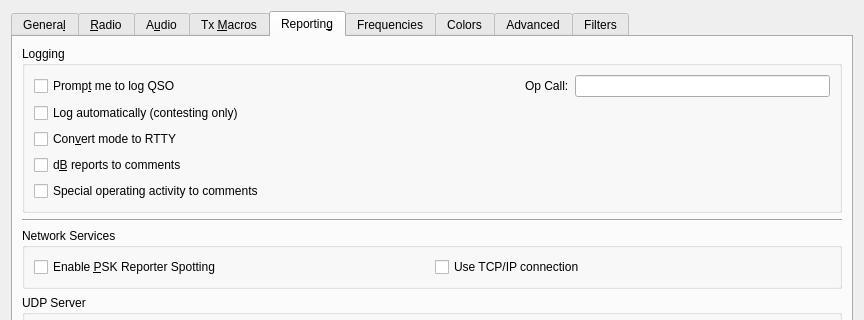
Before: the Qt Designer form Configuration_ohneAlerts.ui in uaro-radio/wsjtx, drawn with Qt 5; both pictures show x 0 to 864 and y 0 to 320 of the 864 by 716 pixel window.
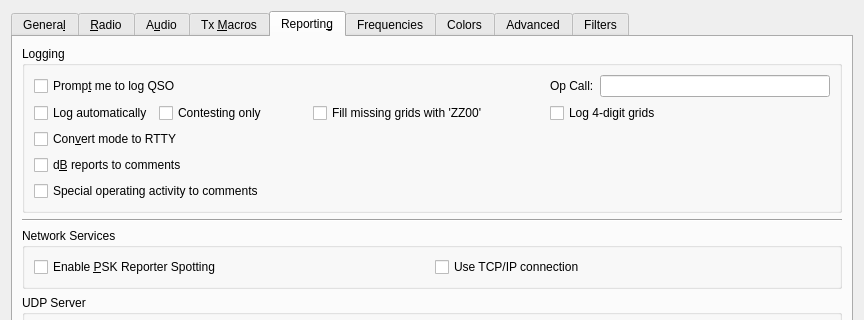
After: the same form once the commit is applied. The open tabs and pages were chosen to show the change. Custom widgets are drawn as their Qt base class.

The edit to the form file:
```diff
--- a/Configuration_ohneAlerts.ui
+++ b/Configuration_ohneAlerts.ui
@@ -6,7 +6,7 @@
    <rect>
     <x>0</x>
     <y>0</y>
-    <width>825</width>
+    <width>826</width>
     <height>705</height>
    </rect>
   </property>
@@ -2109,20 +2109,7 @@
           <string>Logging</string>
          </property>
          <layout class="QGridLayout" name="gridLayout_14">
-          <item row="0" column="1">
-           <spacer name="horizontalSpacer_6">
-            <property name="orientation">
-             <enum>Qt::Horizontal</enum>
-            </property>
-            <property name="sizeHint" stdset="0">
-             <size>
-              <width>136</width>
-              <height>20</height>
-             </size>
-            </property>
-           </spacer>
-          </item>
-          <item row="4" column="0">
+          <item row="6" column="0">
            <widget class="QCheckBox" name="specOp_in_comments_check_box">
             <property name="toolTip">
              <string>&lt;html&gt;&lt;head/&gt;&lt;body&gt;&lt;p&gt;Check this option to note any Special Operating Activity in the comments field.&lt;/p&gt;&lt;/body&gt;&lt;/html&gt;</string>
@@ -2132,15 +2119,18 @@
             </property>
            </widget>
           </item>
-          <item row="1" column="0">
-           <widget class="QCheckBox" name="cbAutoLog">
-            <property name="toolTip">
-             <string>&lt;html&gt;&lt;head/&gt;&lt;body&gt;&lt;p&gt;Check to have QSOs logged automatically, when complete.&lt;/p&gt;&lt;/body&gt;&lt;/html&gt;</string>
+          <item row="0" column="1">
+           <spacer name="horizontalSpacer_6">
+            <property name="orientation">
+             <enum>Qt::Horizontal</enum>
             </property>
-            <property name="text">
-             <string>Log automatically (contesting only)</string>
+            <property name="sizeHint" stdset="0">
+             <size>
+              <width>136</width>
+              <height>20</height>
+             </size>
             </property>
-           </widget>
+           </spacer>
           </item>
           <item row="0" column="0">
            <widget class="QCheckBox" name="prompt_to_log_check_box">
@@ -2152,6 +2142,23 @@
             </property>
            </widget>
           </item>
+          <item row="0" column="3">
+           <widget class="QLineEdit" name="opCallEntry">
+            <property name="toolTip">
+             <string>&lt;html&gt;&lt;head/&gt;&lt;body&gt;&lt;p&gt;The callsign of the operator, if different from the station callsign.&lt;/p&gt;&lt;/body&gt;&lt;/html&gt;</string>
+            </property>
+           </widget>
+          </item>
+          <item row="1" column="1">
+           <widget class="QCheckBox" name="cbZZ00">
+            <property name="toolTip">
+             <string>&lt;html&gt;&lt;head/&gt;&lt;body&gt;&lt;p&gt;Log 'ZZ00' as grid if the other station doesn't send you a grid.&lt;/p&gt;&lt;/body&gt;&lt;/html&gt;</string>
+            </property>
+            <property name="text">
+             <string>Fill missing grids with 'ZZ00'</string>
+            </property>
+           </widget>
+          </item>
           <item row="0" column="2">
            <widget class="QLabel" name="label_13">
             <property name="text">
@@ -2162,17 +2169,7 @@
             </property>
            </widget>
           </item>
-          <item row="2" column="0">
-           <widget class="QCheckBox" name="log_as_RTTY_check_box">
-            <property name="toolTip">
-             <string>&lt;html&gt;&lt;head/&gt;&lt;body&gt;&lt;p&gt;Some logging programs will not accept WSJT-X mode names.&lt;/p&gt;&lt;/body&gt;&lt;/html&gt;</string>
-            </property>
-            <property name="text">
-             <string>Con&amp;vert mode to RTTY</string>
-            </property>
-           </widget>
-          </item>
-          <item row="3" column="0">
+          <item row="5" column="0">
            <widget class="QCheckBox" name="report_in_comments_check_box">
             <property name="toolTip">
              <string>Some logging programs will not accept the type of reports
@@ -2185,10 +2182,60 @@
             </property>
            </widget>
           </item>
-          <item row="0" column="3">
-           <widget class="QLineEdit" name="opCallEntry">
+          <item row="1" column="0">
+           <layout class="QHBoxLayout" name="horizontalLayout_12">
+            <item>
+             <widget class="QCheckBox" name="cbAutoLog">
+              <property name="toolTip">
+               <string>&lt;html&gt;&lt;head/&gt;&lt;body&gt;&lt;p&gt;Check to have QSOs logged automatically, when complete.&lt;/p&gt;&lt;/body&gt;&lt;/html&gt;</string>
+              </property>
+              <property name="text">
+               <string>Log automatically</string>
+              </property>
+             </widget>
+            </item>
+            <item>
+             <widget class="QCheckBox" name="cbContestingOnly">
+              <property name="toolTip">
+               <string>&lt;html&gt;&lt;head/&gt;&lt;body&gt;&lt;p&gt;Use 'Log automatically' only for special operating activities.&lt;/p&gt;&lt;/body&gt;&lt;/html&gt;</string>
+              </property>
+              <property name="text">
+               <string>Contesting only</string>
+              </property>
+             </widget>
+            </item>
+            <item>
+             <spacer name="horizontalSpacer_14">
+              <property name="orientation">
+               <enum>Qt::Horizontal</enum>
+              </property>
+              <property name="sizeHint" stdset="0">
+               <size>
+                <width>40</width>
+                <height>20</height>
+               </size>
+              </property>
+             </spacer>
+            </item>
+           </layout>
+          </item>
+          <item row="4" column="0">
+           <widget class="QCheckBox" name="log_as_RTTY_check_box">
             <property name="toolTip">
-             <string>&lt;html&gt;&lt;head/&gt;&lt;body&gt;&lt;p&gt;The callsign of the operator, if different from the station callsign.&lt;/p&gt;&lt;/body&gt;&lt;/html&gt;</string>
+             <string>&lt;html&gt;&lt;head/&gt;&lt;body&gt;&lt;p&gt;Some logging programs will not accept WSJT-X mode names.&lt;/p&gt;&lt;/body&gt;&lt;/html&gt;</string>
+            </property>
+            <property name="text">
+             <string>Con&amp;vert mode to RTTY</string>
+            </property>
+           </widget>
+          </item>
+          <item row="1" column="2" colspan="2">
+           <widget class="QCheckBox" name="cbLog4digitGrids">
+            <property name="toolTip">
+             <string>&lt;html&gt;&lt;head/&gt;&lt;body&gt;&lt;p&gt;Shorten 6-digit grid entries and log 4-digit grids instead.&lt;/p&gt;&lt;/body&gt;&lt;/html&gt;</string>
+            </property>
+            <property name="text">
+             <string>Log 4-digit grids</string>
             </property>
            </widget>
           </item>
@@ -3509,13 +3556,13 @@
             </attribute>
            </widget>
           </item>
-          <item row="6" column="3">
-           <widget class="QCheckBox" name="cbZZ00">
+          <item row="0" column="1">
+           <widget class="QCheckBox" name="cbSuperFox">
             <property name="toolTip">
              <string>&lt;html&gt;&lt;head/&gt;&lt;body&gt;&lt;p&gt;Autofill 'ZZ00' in the logbook if the other station doesn't send you a grid.&lt;/p&gt;&lt;/body&gt;&lt;/html&gt;</string>
             </property>
             <property name="text">
-             <string>Autofill 'ZZ00' for missing Grid</string>
+             <string>SuperFox mode</string>
             </property>
            </widget>
           </item>
```
Left out of the diff: 814 changed lines with no effect on the pictures.
